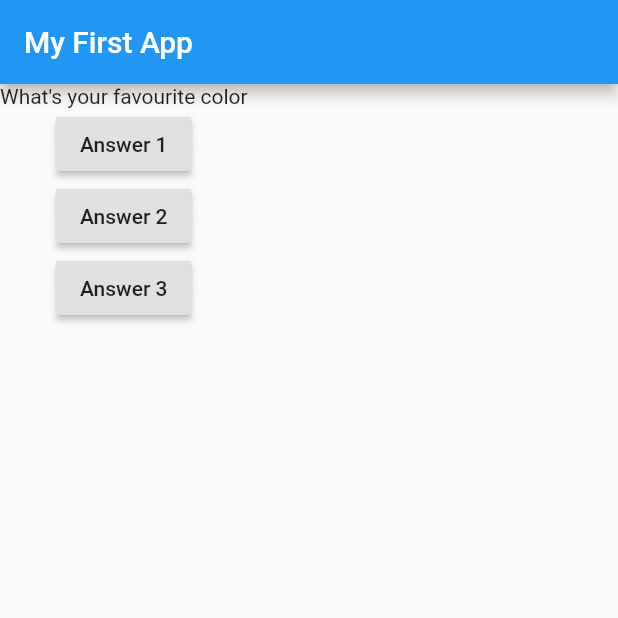
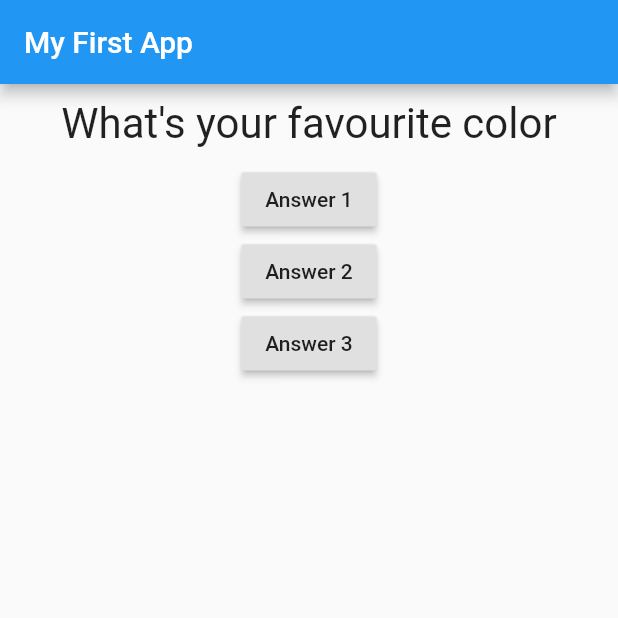
Before and after one commit to encrypted-user/quiz_app, a Flutter app: the screen it shows after launch, on a phone screen of 412 x 824 dp, the top half of it. Run offline on Flutter 3.47's test engine with Material 2 defaults, Android fonts, the light colour scheme and no system bars.

Commit message:
Made a Question Widget Separately

```diff
--- a/lib/main.dart
+++ b/lib/main.dart
@@ -1,4 +1,6 @@
 import 'package:flutter/material.dart';
+
+import 'package:quiz_app/question.dart';
 
 void main() => runApp(MyApp());
 
@@ -8,12 +10,12 @@
 }
 
 class _MyAppState extends State<MyApp> {
-  var questionIndex = 0;
+  var _questionIndex = 0;
 
-  void answerQuestion() {
+  void _answerQuestion() {
     //print("Answer Chosen!");
     setState(() {
-      questionIndex++;
+      _questionIndex++;
     });
   }
 
@@ -27,20 +29,20 @@
         ),
         body: Column(
           children: [
-            Text(
-              questions[questionIndex],
+            Question(
+              questions[_questionIndex],
             ),
             RaisedButton(
               child: Text('Answer 1'),
-              onPressed: answerQuestion,
+              onPressed: _answerQuestion,
             ),
             RaisedButton(
               child: Text('Answer 2'),
-              onPressed: answerQuestion,
+              onPressed: _answerQuestion,
             ),
             RaisedButton(
               child: Text('Answer 3'),
-              onPressed: answerQuestion,
+              onPressed: _answerQuestion,
             ),
           ],
         ),
--- a/lib/question.dart
+++ b/lib/question.dart
@@ -0,0 +1,20 @@
+import 'package:flutter/material.dart';
+
+class Question extends StatelessWidget {
+  final String questionText;
+  Question(this.questionText);
+  @override
+  Widget build(BuildContext context) {
+    return Container(
+      width: double.infinity,
+      margin: EdgeInsets.all(10),
+      child: Text(
+        questionText,
+        style: TextStyle(
+          fontSize: 28,
+        ),
+        textAlign: TextAlign.center,
+      ),
+    );
+  }
+}
```
